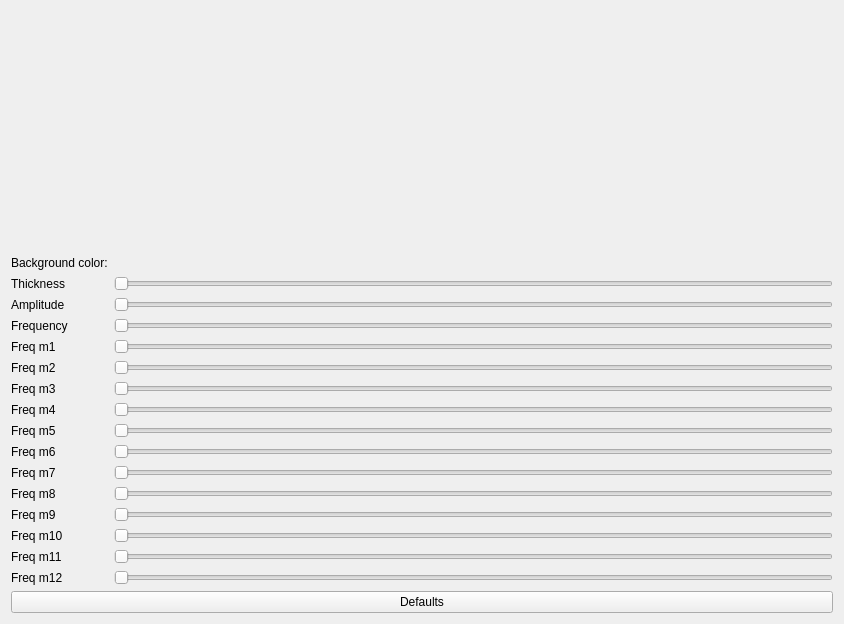
The window that Effects/FractalMotion/FractalMotion.ui (DLdota/OpenRGBEffectsPlugin) describes before a commit, drawn with Qt 5.
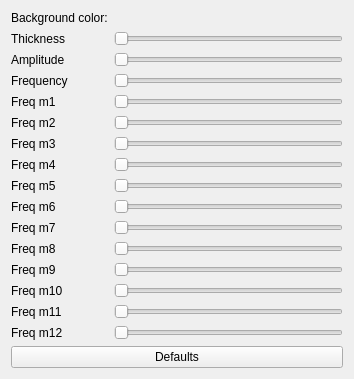
The same window after the commit. Custom widgets are drawn as their Qt base class.

What changed in the file:
```diff
--- a/Effects/FractalMotion/FractalMotion.ui
+++ b/Effects/FractalMotion/FractalMotion.ui
@@ -6,30 +6,65 @@
    <rect>
     <x>0</x>
     <y>0</y>
-    <width>844</width>
-    <height>624</height>
+    <width>354</width>
+    <height>375</height>
    </rect>
   </property>
   <property name="windowTitle">
    <string>Form</string>
   </property>
   <layout class="QGridLayout" name="gridLayout">
-   <item row="5" column="0">
+   <item row="6" column="1">
+    <widget class="QTooltipedSlider" name="freq_m3">
+     <property name="minimum">
+      <number>1</number>
+     </property>
+     <property name="maximum">
+      <number>10000</number>
+     </property>
+     <property name="orientation">
+      <enum>Qt::Horizontal</enum>
+     </property>
+    </widget>
+   </item>
+   <item row="0" column="1">
+    <widget class="ColorPicker" name="background" native="true"/>
+   </item>
+   <item row="9" column="1">
+    <widget class="QTooltipedSlider" name="freq_m6">
+     <property name="minimum">
+      <number>1</number>
+     </property>
+     <property name="maximum">
+      <number>10000</number>
+     </property>
+     <property name="orientation">
+      <enum>Qt::Horizontal</enum>
+     </property>
+    </widget>
+   </item>
+   <item row="4" column="0">
     <widget class="QLabel" name="label_freq_m1">
      <property name="text">
       <string>Freq m1</string>
      </property>
     </widget>
    </item>
-   <item row="16" column="0">
-    <widget class="QLabel" name="label_freq_m12">
-     <property name="text">
-      <string>Freq m12</string>
+   <item row="13" column="1">
+    <widget class="QTooltipedSlider" name="freq_m10">
+     <property name="minimum">
+      <number>1</number>
      </property>
+     <property name="maximum">
+      <number>10000</number>
+     </property>
+     <property name="orientation">
+      <enum>Qt::Horizontal</enum>
+     </property>
     </widget>
    </item>
-   <item row="9" column="1">
-    <widget class="QTooltipedSlider" name="freq_m5">
+   <item row="5" column="1">
+    <widget class="QTooltipedSlider" name="freq_m2">
      <property name="minimum">
       <number>1</number>
      </property>
@@ -41,152 +76,103 @@
      </property>
     </widget>
    </item>
-   <item row="16" column="1">
-    <widget class="QTooltipedSlider" name="freq_m12">
+   <item row="2" column="1">
+    <widget class="QTooltipedSlider" name="amplitude">
      <property name="minimum">
       <number>1</number>
      </property>
      <property name="maximum">
-      <number>100</number>
+      <number>10000</number>
      </property>
      <property name="orientation">
       <enum>Qt::Horizontal</enum>
      </property>
     </widget>
    </item>
-   <item row="1" column="0">
+   <item row="0" column="0">
     <widget class="QLabel" name="background_label">
      <property name="text">
       <string>Background color:</string>
      </property>
     </widget>
    </item>
-   <item row="8" column="1">
-    <widget class="QTooltipedSlider" name="freq_m4">
+   <item row="10" column="1">
+    <widget class="QTooltipedSlider" name="freq_m7">
      <property name="minimum">
       <number>1</number>
      </property>
      <property name="maximum">
-      <number>1000</number>
+      <number>100</number>
      </property>
      <property name="orientation">
       <enum>Qt::Horizontal</enum>
      </property>
     </widget>
    </item>
-   <item row="1" column="1">
-    <widget class="ColorPicker" name="background" native="true"/>
+   <item row="10" column="0">
+    <widget class="QLabel" name="label_freq_m7">
+     <property name="text">
+      <string>Freq m7</string>
+     </property>
+    </widget>
    </item>
-   <item row="3" column="0">
+   <item row="11" column="0">
+    <widget class="QLabel" name="label_freq_m8">
+     <property name="text">
+      <string>Freq m8</string>
+     </property>
+    </widget>
+   </item>
+   <item row="11" column="1">
+    <widget class="QTooltipedSlider" name="freq_m8">
+     <property name="minimum">
+      <number>1</number>
+     </property>
+     <property name="maximum">
+      <number>10000</number>
+     </property>
+     <property name="orientation">
+      <enum>Qt::Horizontal</enum>
+     </property>
+    </widget>
+   </item>
+   <item row="2" column="0">
     <widget class="QLabel" name="label_amplitude">
      <property name="text">
       <string>Amplitude</string>
      </property>
     </widget>
    </item>
-   <item row="6" column="0">
+   <item row="8" column="0">
+    <widget class="QLabel" name="label_freq_m5">
+     <property name="text">
+      <string>Freq m5</string>
+     </property>
+    </widget>
+   </item>
+   <item row="5" column="0">
     <widget class="QLabel" name="label_freq_m2">
      <property name="text">
       <string>Freq m2</string>
      </property>
     </widget>
    </item>
-   <item row="11" column="0">
-    <widget class="QLabel" name="label_freq_m7">
-     <property name="text">
-      <string>Freq m7</string>
-     </property>
-    </widget>
-   </item>
-   <item row="14" column="0">
-    <widget class="QLabel" name="label_freq_m10">
-     <property name="text">
-      <string>Freq m10</string>
-     </property>
-    </widget>
-   </item>
    <item row="12" column="0">
-    <widget class="QLabel" name="label_freq_m8">
-     <property name="text">
-      <string>Freq m8</string>
-     </property>
-    </widget>
-   </item>
-   <item row="13" column="0">
     <widget class="QLabel" name="label_freq_m9">
      <property name="text">
       <string>Freq m9</string>
      </property>
     </widget>
    </item>
-   <item row="9" column="0">
-    <widget class="QLabel" name="label_freq_m5">
+   <item row="1" column="0">
+    <widget class="QLabel" name="label_thickness">
      <property name="text">
-      <string>Freq m5</string>
+      <string>Thickness</string>
      </property>
     </widget>
    </item>
    <item row="12" column="1">
-    <widget class="QTooltipedSlider" name="freq_m8">
-     <property name="minimum">
-      <number>1</number>
-     </property>
-     <property name="maximum">
-      <number>10000</number>
-     </property>
-     <property name="orientation">
-      <enum>Qt::Horizontal</enum>
-     </property>
-    </widget>
-   </item>
-   <item row="10" column="1">
-    <widget class="QTooltipedSlider" name="freq_m6">
-     <property name="minimum">
-      <number>1</number>
-     </property>
-     <property name="maximum">
-      <number>10000</number>
-     </property>
-     <property name="orientation">
-      <enum>Qt::Horizontal</enum>
-     </property>
-    </widget>
-   </item>
-   <item row="11" column="1">
-    <widget class="QTooltipedSlider" name="freq_m7">
-     <property name="minimum">
-      <number>1</number>
-     </property>
-     <property name="maximum">
-      <number>100</number>
-     </property>
-     <property name="orientation">
-      <enum>Qt::Horizontal</enum>
-     </property>
-    </widget>
-   </item>
-   <item row="17" column="0" colspan="2">
-    <widget class="QPushButton" name="defaults">
-     <property name="text">
-      <string>Defaults</string>
-     </property>
-    </widget>
-   </item>
-   <item row="0" column="0">
-    <spacer name="verticalSpacer">
-     <property name="orientation">
-      <enum>Qt::Vertical</enum>
-     </property>
-     <property name="sizeHint" stdset="0">
-      <size>
-       <width>20</width>
-       <height>40</height>
-      </size>
-     </property>
-    </spacer>
-   </item>
-   <item row="7" column="1">
-    <widget class="QTooltipedSlider" name="freq_m3">
+    <widget class="QTooltipedSlider" name="freq_m9">
      <property name="minimum">
       <number>1</number>
      </property>
@@ -199,19 +185,33 @@
     </widget>
    </item>
    <item row="15" column="1">
-    <widget class="QTooltipedSlider" name="freq_m11">
+    <widget class="QTooltipedSlider" name="freq_m12">
      <property name="minimum">
       <number>1</number>
      </property>
      <property name="maximum">
-      <number>10000</number>
+      <number>100</number>
      </property>
      <property name="orientation">
       <enum>Qt::Horizontal</enum>
      </property>
     </widget>
    </item>
-   <item row="4" column="1">
+   <item row="15" column="0">
+    <widget class="QLabel" name="label_freq_m12">
+     <property name="text">
+      <string>Freq m12</string>
+     </property>
+    </widget>
+   </item>
+   <item row="14" column="0">
+    <widget class="QLabel" name="label_freq_m11">
+     <property name="text">
+      <string>Freq m11</string>
+     </property>
+    </widget>
+   </item>
+   <item row="3" column="1">
     <widget class="QTooltipedSlider" name="frequency">
      <property name="minimum">
       <number>1</number>
@@ -224,15 +224,54 @@
      </property>
     </widget>
    </item>
-   <item row="8" column="0">
+   <item row="1" column="1">
+    <widget class="QTooltipedSlider" name="thickness">
+     <property name="minimum">
+      <number>2</number>
+     </property>
+     <property name="maximum">
+      <number>20</number>
+     </property>
+     <property name="orientation">
+      <enum>Qt::Horizontal</enum>
+     </property>
+    </widget>
+   </item>
+   <item row="14" column="1">
+    <widget class="QTooltipedSlider" name="freq_m11">
+     <property name="minimum">
+      <number>1</number>
+     </property>
+     <property name="maximum">
+      <number>10000</number>
+     </property>
+     <property name="orientation">
+      <enum>Qt::Horizontal</enum>
+     </property>
+    </widget>
+   </item>
+   <item row="7" column="1">
+    <widget class="QTooltipedSlider" name="freq_m4">
+     <property name="minimum">
+      <number>1</number>
+     </property>
+     <property name="maximum">
+      <number>1000</number>
+     </property>
+     <property name="orientation">
+      <enum>Qt::Horizontal</enum>
+     </property>
+    </widget>
+   </item>
+   <item row="7" column="0">
     <widget class="QLabel" name="label_freq_m4">
      <property name="text">
       <string>Freq m4</string>
      </property>
     </widget>
    </item>
-   <item row="5" column="1">
-    <widget class="QTooltipedSlider" name="freq_m1">
+   <item row="8" column="1">
+    <widget class="QTooltipedSlider" name="freq_m5">
      <property name="minimum">
       <number>1</number>
      </property>
@@ -244,22 +283,15 @@
      </property>
     </widget>
    </item>
-   <item row="7" column="0">
+   <item row="6" column="0">
     <widget class="QLabel" name="label_freq_m3">
      <property name="text">
       <string>Freq m3</string>
      </property>
     </widget>
    </item>
-   <item row="10" column="0">
-    <widget class="QLabel" name="label_freq_m6">
-     <property name="text">
-      <string>Freq m6</string>
-     </property>
-    </widget>
-   </item>
-   <item row="6" column="1">
-    <widget class="QTooltipedSlider" name="freq_m2">
+   <item row="4" column="1">
+    <widget class="QTooltipedSlider" name="freq_m1">
      <property name="minimum">
       <number>1</number>
      </property>
@@ -271,76 +303,31 @@
      </property>
     </widget>
    </item>
-   <item row="13" column="1">
-    <widget class="QTooltipedSlider" name="freq_m9">
-     <property name="minimum">
-      <number>1</number>
-     </property>
-     <property name="maximum">
-      <number>10000</number>
-     </property>
-     <property name="orientation">
-      <enum>Qt::Horizontal</enum>
-     </property>
-    </widget>
-   </item>
-   <item row="3" column="1">
-    <widget class="QTooltipedSlider" name="amplitude">
-     <property name="minimum">
-      <number>1</number>
-     </property>
-     <property name="maximum">
-      <number>10000</number>
-     </property>
-     <property name="orientation">
-      <enum>Qt::Horizontal</enum>
-     </property>
-    </widget>
-   </item>
-   <item row="4" column="0">
+   <item row="3" column="0">
     <widget class="QLabel" name="label_frequency">
      <property name="text">
       <string>Frequency</string>
      </property>
     </widget>
    </item>
-   <item row="15" column="0">
-    <widget class="QLabel" name="label_freq_m11">
+   <item row="13" column="0">
+    <widget class="QLabel" name="label_freq_m10">
      <property name="text">
-      <string>Freq m11</string>
+      <string>Freq m10</string>
      </property>
     </widget>
    </item>
-   <item row="14" column="1">
-    <widget class="QTooltipedSlider" name="freq_m10">
-     <property name="minimum">
-      <number>1</number>
-     </property>
-     <property name="maximum">
-      <number>10000</number>
-     </property>
-     <property name="orientation">
-      <enum>Qt::Horizontal</enum>
-     </property>
-    </widget>
-   </item>
-   <item row="2" column="0">
-    <widget class="QLabel" name="label_thickness">
+   <item row="9" column="0">
+    <widget class="QLabel" name="label_freq_m6">
      <property name="text">
-      <string>Thickness</string>
+      <string>Freq m6</string>
      </property>
     </widget>
    </item>
-   <item row="2" column="1">
-    <widget class="QTooltipedSlider" name="thickness">
-     <property name="minimum">
-      <number>2</number>
-     </property>
-     <property name="maximum">
-      <number>20</number>
-     </property>
-     <property name="orientation">
-      <enum>Qt::Horizontal</enum>
+   <item row="16" column="0" colspan="2">
+    <widget class="QPushButton" name="defaults">
+     <property name="text">
+      <string>Defaults</string>
      </property>
     </widget>
    </item>
```
